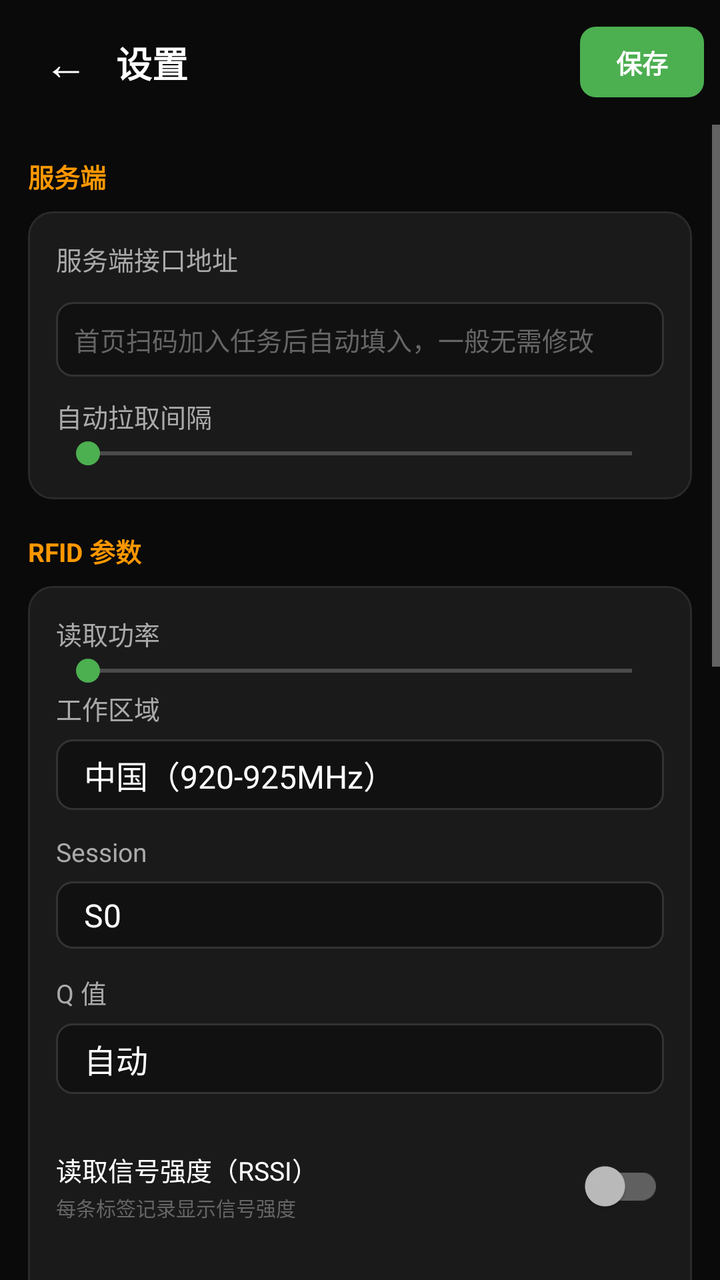
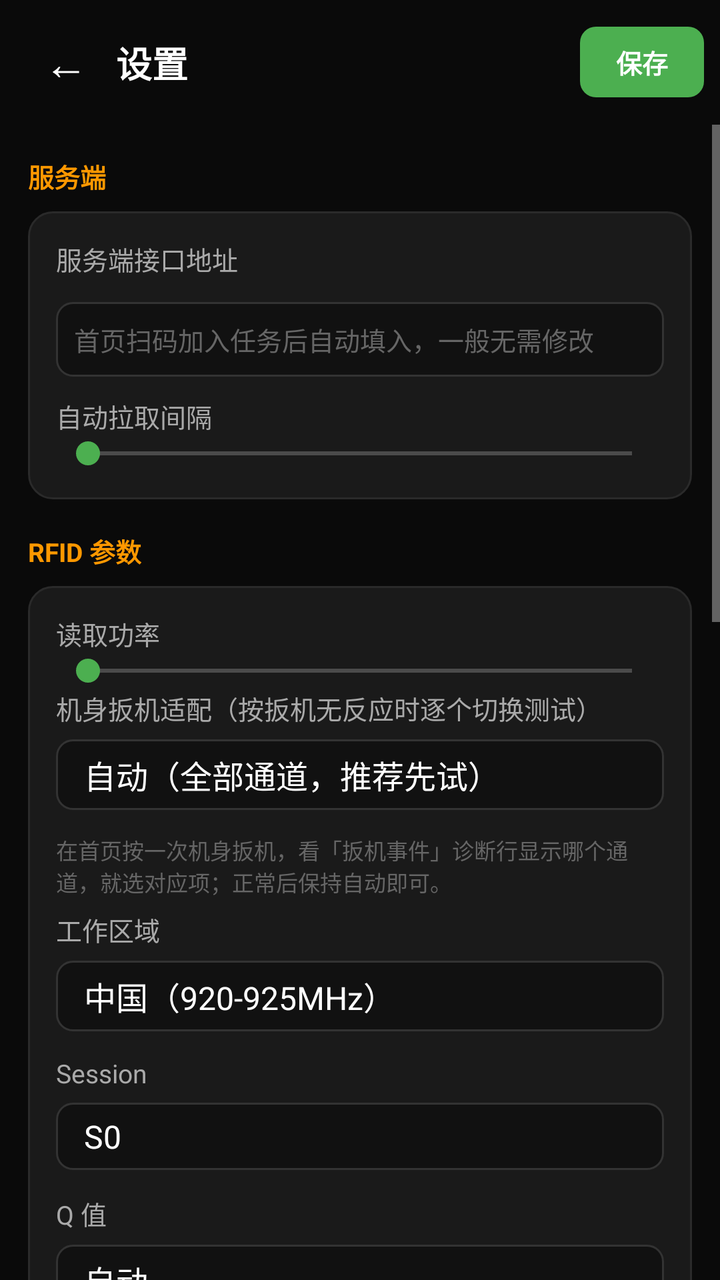

An Android layout rendered at two revisions. The XML below is the earlier revision; the diff shows what the commit changed to produce the second picture.
<!-- AndroidManifest.xml: application theme Theme.Rfid -->
<!-- res/layout/activity_settings.xml -->
<?xml version="1.0" encoding="utf-8"?>
<LinearLayout xmlns:android="http://schemas.android.com/apk/res/android"
    android:layout_width="match_parent"
    android:layout_height="match_parent"
    android:orientation="vertical"
    android:background="@color/bg"
    android:fitsSystemWindows="true">

    <LinearLayout
        android:layout_width="match_parent"
        android:layout_height="wrap_content"
        android:orientation="horizontal"
        android:gravity="center_vertical"
        android:paddingHorizontal="8dp"
        android:paddingVertical="10dp">

        <TextView
            android:id="@+id/btnBack"
            android:layout_width="wrap_content"
            android:layout_height="wrap_content"
            android:paddingHorizontal="14dp"
            android:paddingVertical="6dp"
            android:text="←"
            android:textColor="@color/text_primary"
            android:textSize="22sp" />

        <TextView
            android:layout_width="0dp"
            android:layout_height="wrap_content"
            android:layout_weight="1"
            android:text="@string/settings_title"
            android:textColor="@color/text_primary"
            android:textSize="18sp"
            android:textStyle="bold" />

        <TextView
            android:id="@+id/btnStSave"
            android:layout_width="wrap_content"
            android:layout_height="wrap_content"
            android:background="@drawable/bg_btn_green"
            android:paddingHorizontal="18dp"
            android:paddingVertical="8dp"
            android:text="@string/btn_save"
            android:textColor="#FFFFFF"
            android:textSize="13sp"
            android:textStyle="bold" />
    </LinearLayout>

    <ScrollView
        android:layout_width="match_parent"
        android:layout_height="0dp"
        android:layout_weight="1"
        android:scrollbars="vertical">

        <LinearLayout
            android:layout_width="match_parent"
            android:layout_height="wrap_content"
            android:orientation="vertical"
            android:paddingHorizontal="14dp"
            android:paddingBottom="24dp">

            
            <TextView style="@style/StGroup" android:text="@string/st_group_server" />
            <LinearLayout style="@style/StCard" android:orientation="vertical">
                <TextView
                    style="@style/StLabel"
                    android:layout_width="match_parent"
                    android:layout_height="wrap_content"
                    android:text="@string/server_url" />
                <EditText
                    android:id="@+id/stUrl"
                    style="@style/StInput"
                    android:layout_marginTop="6dp"
                    android:hint="@string/server_url_hint"
                    android:inputType="textUri"
                    android:singleLine="true" />
                <LinearLayout
                    android:layout_width="match_parent"
                    android:layout_height="wrap_content"
                    android:layout_marginTop="10dp"
                    android:orientation="horizontal">
                    <TextView
                        android:layout_width="0dp"
                        android:layout_height="wrap_content"
                        android:layout_weight="1"
                        android:text="@string/st_pull_interval"
                        android:textColor="@color/text_secondary"
                        android:textSize="13sp" />
                    <TextView
                        android:id="@+id/stPullVal"
                        android:layout_width="wrap_content"
                        android:layout_height="wrap_content"
                        android:textColor="@color/green"
                        android:textSize="13sp" />
                </LinearLayout>
                <SeekBar
                    android:id="@+id/stPull"
                    android:layout_width="match_parent"
                    android:layout_height="wrap_content"
                    android:max="115"
                    android:progressTint="@color/green"
                    android:thumbTint="@color/green" />
            </LinearLayout>

            
            <TextView style="@style/StGroup" android:text="@string/st_group_rfid" />
            <LinearLayout style="@style/StCard" android:orientation="vertical">
                <LinearLayout
                    android:layout_width="match_parent"
                    android:layout_height="wrap_content"
                    android:orientation="horizontal">
                    <TextView
                        android:layout_width="0dp"
                        android:layout_height="wrap_content"
                        android:layout_weight="1"
                        android:text="@string/st_power"
                        android:textColor="@color/text_secondary"
                        android:textSize="13sp" />
                    <TextView
                        android:id="@+id/stPowerVal"
                        android:layout_width="wrap_content"
                        android:layout_height="wrap_content"
                        android:textColor="@color/green"
                        android:textSize="13sp" />
                </LinearLayout>
                <SeekBar
                    android:id="@+id/stPower"
                    android:layout_width="match_parent"
                    android:layout_height="wrap_content"
                    android:max="25"
                    android:progressTint="@color/green"
                    android:thumbTint="@color/green" />

                <TextView style="@style/StLabel" android:text="@string/st_region" />
                <Spinner android:id="@+id/stRegion" style="@style/StSpinner"
                    android:entries="@array/regions" />

                <TextView style="@style/StLabel" android:text="@string/st_session" />
                <Spinner android:id="@+id/stSession" style="@style/StSpinner"
                    android:entries="@array/sessions" />

                <TextView style="@style/StLabel" android:text="@string/st_qvalue" />
                <Spinner android:id="@+id/stQValue" style="@style/StSpinner"
                    android:entries="@array/qvalues" />

                <LinearLayout style="@style/StSwitch">
                    <LinearLayout
                        android:layout_width="0dp"
                        android:layout_height="wrap_content"
                        android:layout_weight="1"
                        android:orientation="vertical">
                        <TextView style="@style/StSwitchLabel" android:text="@string/st_rssi_on" />
                        <TextView style="@style/StSwitchSub" android:text="@string/st_rssi_on_sub" />
                    </LinearLayout>
                    <androidx.appcompat.widget.SwitchCompat
                        android:id="@+id/stRssiEnabled"
                        android:layout_width="wrap_content"
                        android:layout_height="wrap_content" />
                </LinearLayout>

                <LinearLayout
                    android:layout_width="match_parent"
                    android:layout_height="wrap_content"
                    android:orientation="horizontal"
                    android:layout_marginTop="10dp">
                    <TextView
                        android:layout_width="0dp"
                        android:layout_height="wrap_content"
                        android:layout_weight="1"
                        android:text="@string/st_rssi_threshold"
                        android:textColor="@color/text_secondary"
                        android:textSize="13sp" />
                    <TextView
                        android:id="@+id/stRssiVal"
                        android:layout_width="wrap_content"
                        android:layout_height="wrap_content"
                        android:textColor="@color/green"
                        android:textSize="13sp" />
                </LinearLayout>
                <SeekBar
                    android:id="@+id/stRssiThreshold"
                    android:layout_width="match_parent"
                    android:layout_height="wrap_content"
                    android:max="60"
                    android:progressTint="@color/green"
                    android:thumbTint="@color/green" />
                <TextView
                    android:layout_width="match_parent"
                    android:layout_height="wrap_content"
                    android:text="@string/st_rssi_hint"
                    android:textColor="@color/text_hint"
                    android:textSize="10sp" />
            </LinearLayout>

            
            <TextView style="@style/StGroup" android:text="@string/st_group_count" />
            <LinearLayout style="@style/StCard" android:orientation="vertical">
                <LinearLayout style="@style/StSwitch">
                    <LinearLayout
                        android:layout_width="0dp"
                        android:layout_height="wrap_content"
                        android:layout_weight="1"
                        android:orientation="vertical">
                        <TextView style="@style/StSwitchLabel" android:text="@string/st_dedup" />
                        <TextView style="@style/StSwitchSub" android:text="@string/st_dedup_sub" />
                    </LinearLayout>
                    <androidx.appcompat.widget.SwitchCompat
                        android:id="@+id/stDedup"
                        android:layout_width="wrap_content"
                        android:layout_height="wrap_content" />
                </LinearLayout>
                <LinearLayout style="@style/StSwitch">
                    <LinearLayout
                        android:layout_width="0dp"
                        android:layout_height="wrap_content"
                        android:layout_weight="1"
                        android:orientation="vertical">
                        <TextView style="@style/StSwitchLabel" android:text="@string/st_hv" />
                        <TextView style="@style/StSwitchSub" android:text="@string/st_hv_sub" />
                    </LinearLayout>
                    <androidx.appcompat.widget.SwitchCompat
                        android:id="@+id/stHvRemind"
                        android:layout_width="wrap_content"
                        android:layout_height="wrap_content" />
                </LinearLayout>
                <LinearLayout style="@style/StSwitch">
                    <LinearLayout
                        android:layout_width="0dp"
                        android:layout_height="wrap_content"
                        android:layout_weight="1"
                        android:orientation="vertical">
                        <TextView style="@style/StSwitchLabel" android:text="@string/st_vibrate" />
                        <TextView style="@style/StSwitchSub" android:text="@string/st_vibrate_sub" />
                    </LinearLayout>
                    <androidx.appcompat.widget.SwitchCompat
                        android:id="@+id/stVibrate"
                        android:layout_width="wrap_content"
                        android:layout_height="wrap_content" />
                </LinearLayout>
            </LinearLayout>

            
            <TextView style="@style/StGroup" android:text="@string/st_group_device" />
            <LinearLayout style="@style/StCard" android:orientation="vertical">
                <LinearLayout style="@style/StInfoRow">
                    <TextView style="@style/StInfoLabel" android:text="@string/st_dev_model" />
                    <TextView style="@style/StInfoValue" android:text="成为 C27" />
                </LinearLayout>
                <LinearLayout style="@style/StInfoRow">
                    <TextView style="@style/StInfoLabel" android:text="@string/st_dev_id" />
                    <TextView
                        android:id="@+id/stDeviceId"
                        style="@style/StInfoValue" />
                </LinearLayout>
                <LinearLayout style="@style/StInfoRow">
                    <TextView style="@style/StInfoLabel" android:text="@string/st_sdk_ver" />
                    <TextView android:id="@+id/stSdkVer" style="@style/StInfoValue" />
                </LinearLayout>
                <LinearLayout style="@style/StInfoRow">
                    <TextView style="@style/StInfoLabel" android:text="@string/st_fw_ver" />
                    <TextView android:id="@+id/stFwVer" style="@style/StInfoValue" />
                </LinearLayout>
                <TextView
                    android:id="@+id/btnReset"
                    android:layout_width="match_parent"
                    android:layout_height="wrap_content"
                    android:layout_marginTop="14dp"
                    android:background="@drawable/bg_btn_dark"
                    android:gravity="center"
                    android:paddingVertical="11dp"
                    android:text="@string/st_reset"
                    android:textColor="#EF9A9A"
                    android:textSize="13sp" />
            </LinearLayout>
        </LinearLayout>
    </ScrollView>
</LinearLayout>
<!-- resources referenced by this layout -->
<resources>
  <string-array name="qvalues">
          <item>@string/q_auto</item>
          <item>Q=1</item><item>Q=2</item><item>Q=3</item><item>Q=4</item>
          <item>Q=5</item><item>Q=6</item><item>Q=7</item>
      </string-array>
  <string-array name="sessions">
          <item>S0</item><item>S1</item><item>S2</item><item>S3</item>
      </string-array>
  <color name="bg">#0A0A0A</color>
  <color name="green">#4CAF50</color>
  <color name="text_hint">#666666</color>
  <color name="text_primary">#FFFFFF</color>
  <color name="text_secondary">#AAAAAA</color>
  <!-- drawable bg_btn_green (drawable) -->
  <?xml version="1.0" encoding="utf-8"?>
  <shape xmlns:android="http://schemas.android.com/apk/res/android" android:shape="rectangle">
      <solid android:color="@color/green" />
      <corners android:radius="8dp" />
  </shape>
  <string name="btn_save">保存</string>
  <string name="server_url">服务端接口地址</string>
  <string name="server_url_hint">首页扫码加入任务后自动填入，一般无需修改</string>
  <string name="settings_title">设置</string>
  <string name="st_dedup">重复扫描自动去重</string>
  <string name="st_dedup_sub">同一商品短时间内重复扫只记一次</string>
  <string name="st_dev_id">设备编号</string>
  <string name="st_dev_model">设备型号</string>
  <string name="st_fw_ver">固件版本</string>
  <string name="st_group_count">盘点设置</string>
  <string name="st_group_device">设备信息</string>
  <string name="st_group_rfid">RFID 参数</string>
  <string name="st_group_server">服务端</string>
  <string name="st_hv">高价值商品提醒</string>
  <string name="st_hv_sub">未扫到的高价值商品置顶显示</string>
  <string name="st_power">读取功率</string>
  <string name="st_pull_interval">自动拉取间隔</string>
  <string name="st_qvalue">Q 值</string>
  <string name="st_region">工作区域</string>
  <string name="st_reset">恢复默认设置</string>
  <string name="st_rssi_hint">低于此值的标签将被忽略（数值越小越灵敏，-90 可读更远，-30 只读很近）</string>
  <string name="st_rssi_on">读取信号强度（RSSI）</string>
  <string name="st_rssi_on_sub">每条标签记录显示信号强度</string>
  <string name="st_rssi_threshold">信号强度阈值</string>
  <string name="st_sdk_ver">SDK 版本</string>
  <string name="st_session">Session</string>
  <string name="st_vibrate">异常时震动提醒</string>
  <string name="st_vibrate_sub">扫到非本店商品时震动一下</string>
  <style name="StCard">
          <item name="android:layout_width">match_parent</item>
          <item name="android:layout_height">wrap_content</item>
          <item name="android:background">@drawable/bg_card</item>
          <item name="android:padding">14dp</item>
      </style>
  <string name="q_auto">自动</string>
  <string name="region_cn">中国（920-925MHz）</string>
  <string name="region_us">美国（902-928MHz）</string>
  <string name="region_eu">欧洲（865-868MHz）</string>
  <string name="region_jp">日本（916-921MHz）</string>
  <string name="region_kr">韩国（917-921MHz）</string>
  <string name="region_au">澳洲（920-926MHz）</string>
  <color name="input_stroke">#333333</color>
  <color name="orange">#FF9800</color>
  <color name="green_dark">#2E7D32</color>
  <color name="card">#1A1A1A</color>
  <color name="stroke">#2A2A2A</color>
  <color name="input_bg">#111111</color>
  <!-- unchanged entries left out for length: 16 -->
</resources>

<!-- the commit's change to res/layout/activity_settings.xml (unified diff, before → after) -->
@@ -131,6 +131,17 @@
                     android:progressTint="@color/green"
                     android:thumbTint="@color/green" />
 
+                <TextView style="@style/StLabel" android:text="@string/st_trigger" />
+                <Spinner android:id="@+id/stTriggerMode" style="@style/StSpinner"
+                    android:entries="@array/trigger_modes" />
+                <TextView
+                    android:layout_width="match_parent"
+                    android:layout_height="wrap_content"
+                    android:layout_marginBottom="6dp"
+                    android:text="@string/st_trigger_hint"
+                    android:textColor="@color/text_hint"
+                    android:textSize="11sp" />
+
                 <TextView style="@style/StLabel" android:text="@string/st_region" />
                 <Spinner android:id="@+id/stRegion" style="@style/StSpinner"
                     android:entries="@array/regions" />
<!-- resource entries referenced after the edit -->
@@ -7,6 +7,15 @@
       </string-array>
   <string-array name="sessions">
           <item>S0</item><item>S1</item><item>S2</item><item>S3</item>
+      </string-array>
+  <string-array name="trigger_modes">
+          <item>@string/trig_auto</item>
+          <item>@string/trig_fun1</item>
+          <item>@string/trig_fun2</item>
+          <item>@string/trig_svc</item>
+          <item>@string/trig_result</item>
+          <item>@string/trig_key</item>
+          <item>@string/trig_screen</item>
       </string-array>
   <color name="bg">#0A0A0A</color>
   <color name="green">#4CAF50</color>
@@ -45,6 +54,8 @@
   <string name="st_rssi_threshold">信号强度阈值</string>
   <string name="st_sdk_ver">SDK 版本</string>
   <string name="st_session">Session</string>
+  <string name="st_trigger">机身扳机适配（按扳机无反应时逐个切换测试）</string>
+  <string name="st_trigger_hint">在首页按一次机身扳机，看「扳机事件」诊断行显示哪个通道，就选对应项；正常后保持自动即可。</string>
   <string name="st_vibrate">异常时震动提醒</string>
   <string name="st_vibrate_sub">扫到非本店商品时震动一下</string>
   <style name="StCard">
@@ -60,6 +71,13 @@
   <string name="region_jp">日本（916-921MHz）</string>
   <string name="region_kr">韩国（917-921MHz）</string>
   <string name="region_au">澳洲（920-926MHz）</string>
+  <string name="trig_auto">自动（全部通道，推荐先试）</string>
+  <string name="trig_fun1">① RFID功能键广播 android.rfid.FUN_KEY</string>
+  <string name="trig_fun2">② 功能键广播 intent.action.FUN_KEY</string>
+  <string name="trig_svc">③ 系统扫描服务广播</string>
+  <string name="trig_result">④ 扫码结果广播（nlscan等）</string>
+  <string name="trig_key">⑤ 物理按键（F键/手柄键）</string>
+  <string name="trig_screen">⑥ 仅屏幕按钮（禁用机身扳机）</string>
   <color name="input_stroke">#333333</color>
   <color name="orange">#FF9800</color>
   <color name="green_dark">#2E7D32</color>
